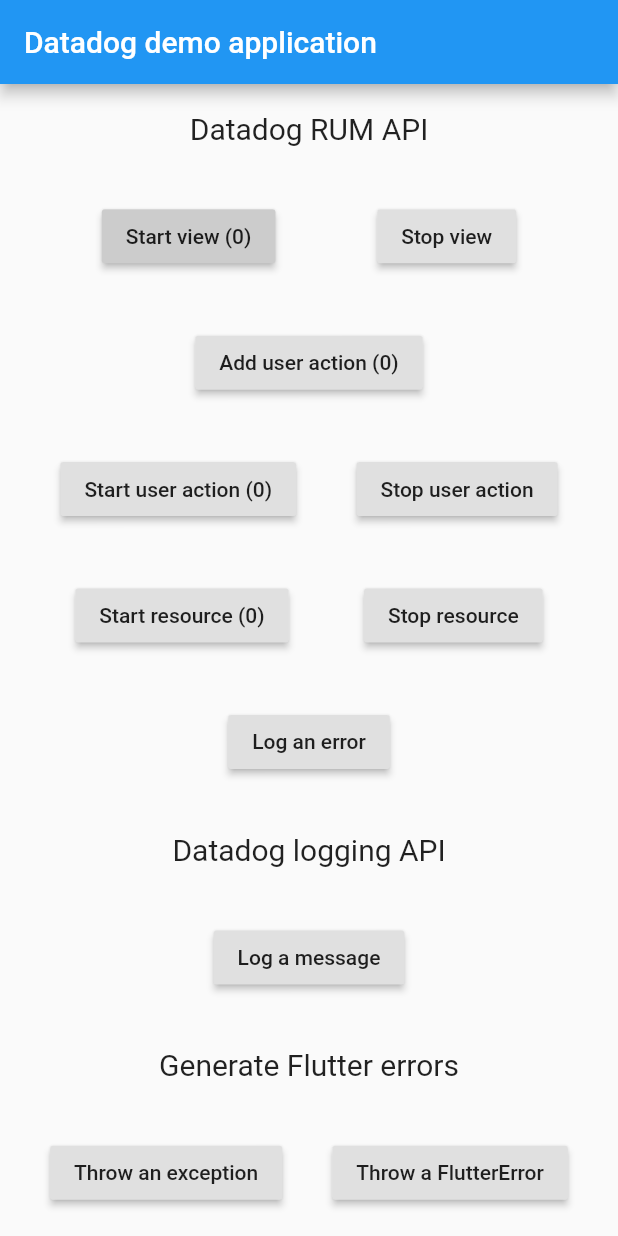
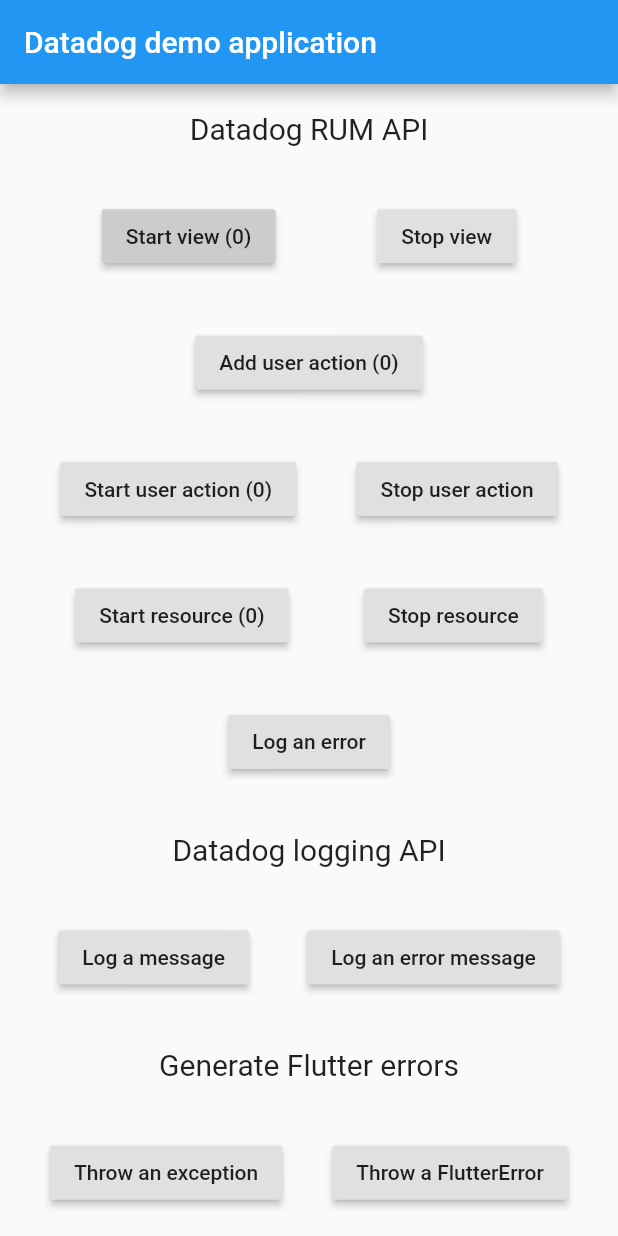
Before and after one commit to saltpay/salt-datadog-flutter, a Flutter app: the screen it shows after launch, on a phone screen of 412 x 824 dp. Run offline on Flutter 3.47's test engine with Material 2 defaults, Android fonts, the phone set to English and light mode, and no system bars.

Commit message:
Added different levels of logging to the SDK (DEBUG, ERROR)

```diff
--- a/example/lib/main.dart
+++ b/example/lib/main.dart
@@ -172,6 +172,9 @@ class _MyAppState extends State<MyApp> {
                 child: Text('Log an error'),
               ),
               Text('Datadog logging API', style: TextStyle(fontSize: 20)),
+              Row(
+                mainAxisAlignment: MainAxisAlignment.spaceEvenly,
+                children: [
                   RaisedButton(
                     onPressed: () async {
                       await SaltDatadog.log(
@@ -179,6 +182,17 @@ class _MyAppState extends State<MyApp> {
                       );
                     },
                     child: Text('Log a message'),
+                  ),
+                  RaisedButton(
+                    onPressed: () async {
+                      await SaltDatadog.log(
+                          'I am a error log message from view $viewNumber at ${now()}',
+                          priority: Log.ERROR
+                      );
+                    },
+                    child: Text('Log an error message'),
+                  ),
+                ],
               ),
               Text('Generate Flutter errors', style: TextStyle(fontSize: 20)),
               Row(
--- /dev/null
+++ b/lib/priority.dart
@@ -0,0 +1,13 @@
+class Log {
+  static const int VERBOSE = 2;
+
+  static const int DEBUG = 3;
+
+  static const int INFO = 4;
+
+  static const int WARN = 5;
+
+  static const int ERROR = 6;
+
+  static const int ASSERT = 7;
+}
--- a/lib/salt_datadog.dart
+++ b/lib/salt_datadog.dart
@@ -1,5 +1,7 @@
 import 'package:flutter/foundation.dart';
 import 'package:flutter/services.dart';
+import 'package:salt_datadog/priority.dart';
+export 'priority.dart';
 
 class SaltDatadog {
   static const MethodChannel _channel = const MethodChannel('salt_datadog');
@@ -100,11 +102,11 @@ class SaltDatadog {
   }
 
   static Future<void> logError(
-    String messasge, {
+    String message, {
     Map attributes,
   }) async {
     await _channel.invokeMethod('addError', {
-      'message': messasge,
+      'message': message,
       'attributes': attributes ?? Map<String, String>(),
     });
   }
@@ -112,9 +114,11 @@ class SaltDatadog {
   static Future<void> log(
     String message, {
     Map attributes,
+    int priority = Log.DEBUG,
   }) async {
     await _channel.invokeMethod('log', {
       'message': message,
+      'priority': priority,
       'attributes': attributes ?? Map<String, String>(),
     });
   }
```
Also changed, not shown: 1 other file. Lines whose indentation alone changed are shown as unchanged.
